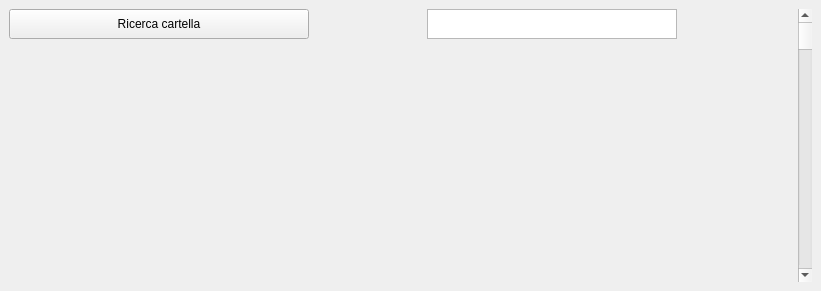
First picture: the form in main.ui, repository ZioPao/MoverConfigurator, before the edit.
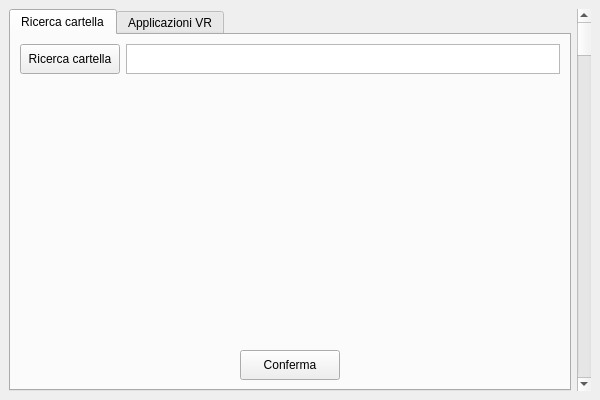
Second picture: the form after the edit. The open tabs and pages were chosen to show the change.

Commit message: Aggiunta parte della tabella con le app

Patch:
```diff
--- a/main.ui
+++ b/main.ui
@@ -9,8 +9,8 @@
    <rect>
     <x>0</x>
     <y>0</y>
-    <width>821</width>
-    <height>291</height>
+    <width>600</width>
+    <height>400</height>
    </rect>
   </property>
   <property name="sizePolicy">
@@ -21,8 +21,8 @@
   </property>
   <property name="minimumSize">
    <size>
-    <width>300</width>
-    <height>200</height>
+    <width>600</width>
+    <height>400</height>
    </size>
   </property>
   <property name="maximumSize">
@@ -69,7 +69,17 @@
     </size>
    </property>
    <layout class="QGridLayout" name="gridLayout_2">
-    <item row="3" column="0">
+    <item row="3" column="2">
+     <widget class="QScrollBar" name="verticalScrollBar">
+      <property name="layoutDirection">
+       <enum>Qt::RightToLeft</enum>
+      </property>
+      <property name="orientation">
+       <enum>Qt::Vertical</enum>
+      </property>
+     </widget>
+    </item>
+    <item row="3" column="1">
      <layout class="QHBoxLayout" name="horizontalLayout_3">
       <property name="spacing">
        <number>4</number>
@@ -80,7 +90,22 @@
       <property name="bottomMargin">
        <number>0</number>
       </property>
-      <item alignment="Qt::AlignTop">
+      <item>
+       <widget class="QTabWidget" name="tabWidget">
+        <property name="currentIndex">
+         <number>1</number>
+        </property>
+        <widget class="QWidget" name="FindFolder">
+         <attribute name="title">
+          <string>Ricerca cartella</string>
+         </attribute>
+         <layout class="QFormLayout" name="formLayout">
+          <item row="0" column="0" colspan="2">
+           <layout class="QHBoxLayout" name="horizontalLayout">
+            <property name="sizeConstraint">
+             <enum>QLayout::SetMaximumSize</enum>
+            </property>
+            <item>
        <widget class="QPushButton" name="findFolderButton">
         <property name="sizePolicy">
          <sizepolicy hsizetype="MinimumExpanding" vsizetype="Fixed">
@@ -96,7 +121,7 @@
         </property>
         <property name="maximumSize">
          <size>
-          <width>300</width>
+                <width>100</width>
           <height>30</height>
          </size>
         </property>
@@ -105,11 +130,17 @@
         </property>
        </widget>
       </item>
-      <item alignment="Qt::AlignHCenter|Qt::AlignTop">
+            <item>
        <widget class="QTextEdit" name="textEdit">
+              <property name="minimumSize">
+               <size>
+                <width>100</width>
+                <height>0</height>
+               </size>
+              </property>
         <property name="maximumSize">
          <size>
-          <width>250</width>
+                <width>167000</width>
           <height>30</height>
          </size>
         </property>
@@ -123,18 +154,100 @@
       </item>
      </layout>
     </item>
-    <item row="4" column="0">
-     <layout class="QFormLayout" name="formLayout"/>
-    </item>
-    <item row="3" column="1">
-     <widget class="QScrollBar" name="verticalScrollBar">
-      <property name="layoutDirection">
-       <enum>Qt::RightToLeft</enum>
-      </property>
+          <item row="2" column="0" colspan="2">
+           <layout class="QGridLayout" name="gridLayout_3">
+            <item row="1" column="2">
+             <spacer name="horizontalSpacer_2">
+              <property name="orientation">
+               <enum>Qt::Horizontal</enum>
+              </property>
+              <property name="sizeHint" stdset="0">
+               <size>
+                <width>40</width>
+                <height>20</height>
+               </size>
+              </property>
+             </spacer>
+            </item>
+            <item row="1" column="0">
+             <spacer name="horizontalSpacer">
+              <property name="orientation">
+               <enum>Qt::Horizontal</enum>
+              </property>
+              <property name="sizeType">
+               <enum>QSizePolicy::MinimumExpanding</enum>
+              </property>
+              <property name="sizeHint" stdset="0">
+               <size>
+                <width>50</width>
+                <height>10</height>
+               </size>
+              </property>
+             </spacer>
+            </item>
+            <item row="1" column="1">
+             <widget class="QPushButton" name="ConfirmButton">
+              <property name="enabled">
+               <bool>true</bool>
+              </property>
+              <property name="sizePolicy">
+               <sizepolicy hsizetype="Preferred" vsizetype="Preferred">
+                <horstretch>2</horstretch>
+                <verstretch>2</verstretch>
+               </sizepolicy>
+              </property>
+              <property name="minimumSize">
+               <size>
+                <width>0</width>
+                <height>30</height>
+               </size>
+              </property>
+              <property name="maximumSize">
+               <size>
+                <width>100</width>
+                <height>30</height>
+               </size>
+              </property>
+              <property name="text">
+               <string>Conferma</string>
+              </property>
+             </widget>
+            </item>
+            <item row="0" column="1">
+             <spacer name="verticalSpacer">
       <property name="orientation">
        <enum>Qt::Vertical</enum>
       </property>
-     </widget>
+              <property name="sizeHint" stdset="0">
+               <size>
+                <width>20</width>
+                <height>10</height>
+               </size>
+              </property>
+             </spacer>
+            </item>
+           </layout>
+          </item>
+         </layout>
+        </widget>
+        <widget class="QWidget" name="tab_4">
+         <attribute name="title">
+          <string>Applicazioni VR</string>
+         </attribute>
+         <widget class="QTableView" name="tableView">
+          <property name="geometry">
+           <rect>
+            <x>0</x>
+            <y>0</y>
+            <width>571</width>
+            <height>371</height>
+           </rect>
+          </property>
+         </widget>
+        </widget>
+       </widget>
+      </item>
+     </layout>
     </item>
    </layout>
   </widget>
```
Lines whose indentation alone changed are shown as unchanged. The commit also changes 2 other files.
